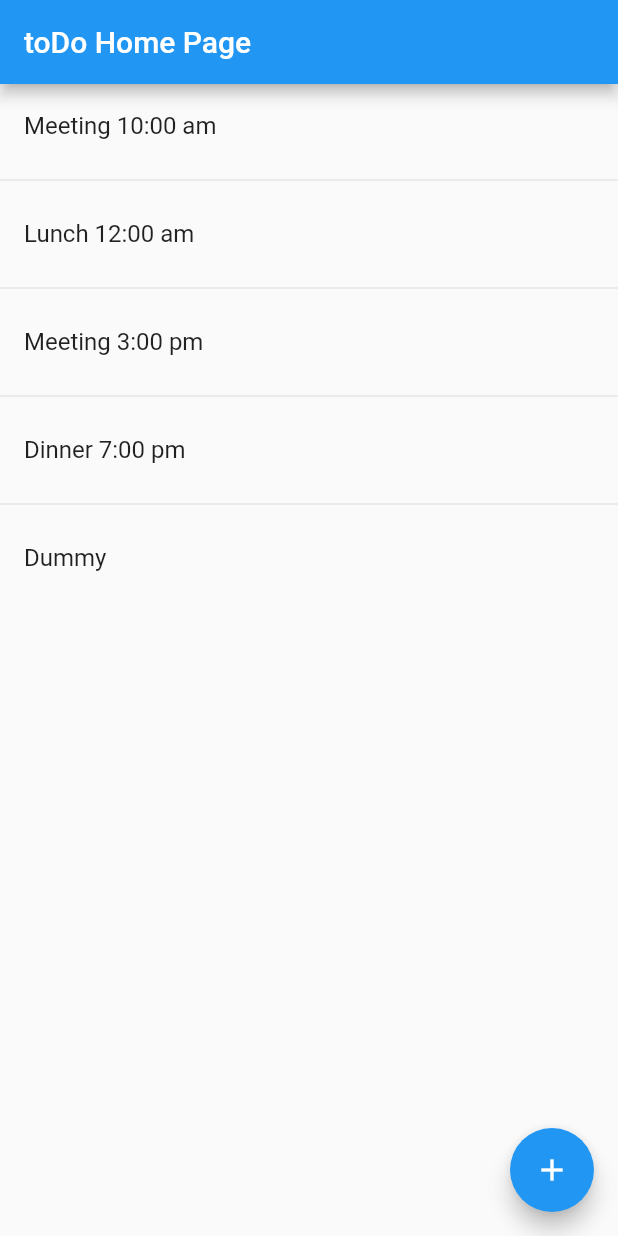
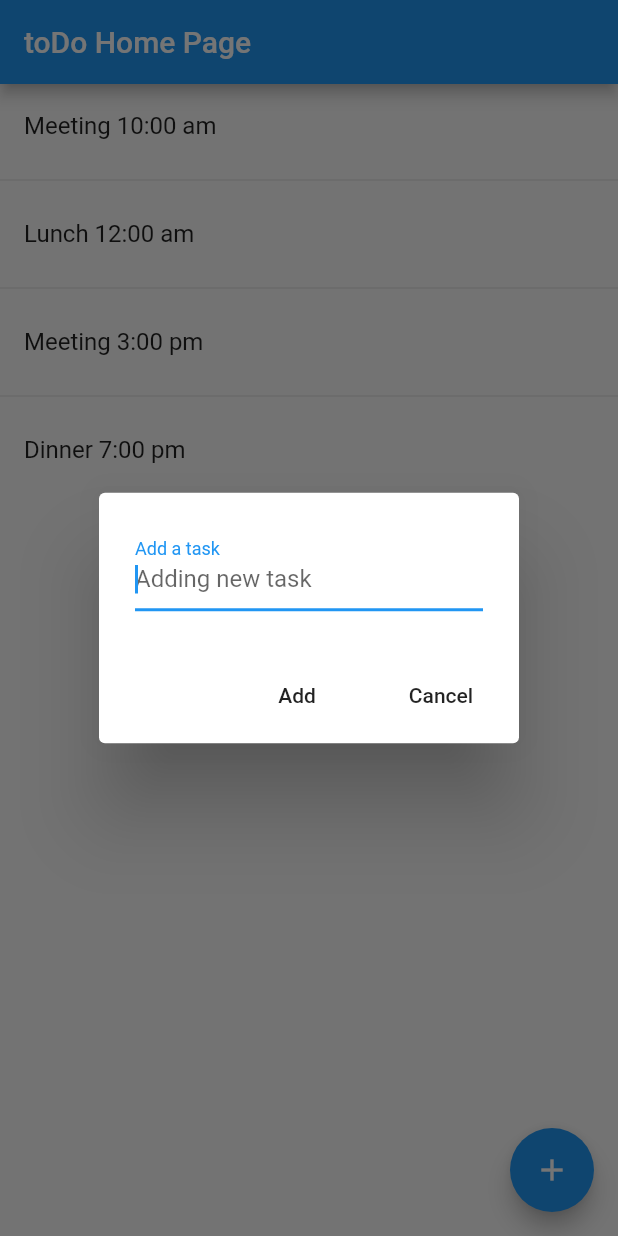
Before and after one commit to jgookang/toDo, a Flutter app: the screen it shows after launch, after a tap on the "add" icon, on a phone screen of 412 x 824 dp. Run offline on Flutter 3.47's test engine with Material 2 defaults, Android fonts, the phone set to English and light mode, and no system bars.

Commit message:
create task

```diff
--- a/lib/main.dart
+++ b/lib/main.dart
@@ -50,17 +50,38 @@ class MyHomePage extends StatefulWidget {
 }
 
 class _MyHomePageState extends State<MyHomePage> {
-  int _counter = 0;
-
-  void _addTodo() {
-    setState(() {
-      // This call to setState tells the Flutter framework that something has
-      // changed in this State, which causes it to rerun the build method below
-      // so that the display can reflect the updated values. If we changed
-      // _counter without calling setState(), then the build method would not be
-      // called again, and so nothing would appear to happen.
-      _toDos.add(ToDoItem(title:'Dummy'));
-   });
+  final _textEditingController = TextEditingController();
+  _addTask() async {
+    await showDialog<String>(
+        context: context,
+        child: new _ModalWidget(
+            child: new AlertDialog(
+              content: new Row(
+                children: <Widget>[
+                  new Expanded(
+                      child: new TextField(
+                        controller: _textEditingController,
+                        autofocus: true,
+                        decoration: new InputDecoration(labelText: 'Add a task', hintText: 'Adding new task')))
+                ]
+              ),
+              actions: <Widget>[
+                new FlatButton(
+                    onPressed: () async {
+                      setState(() {
+                        print ( _textEditingController.text);
+                        _toDos.add(ToDoItem(title: _textEditingController.text));
+                      });
+                      Navigator.pop(context);
+                      },
+                    child: const Text('Add')),
+                new FlatButton(
+                    onPressed: () { Navigator.pop(context); },
+                    child: const Text('Cancel'))
+              ],
+            )
+        ),
+    );
   }
 
   @override
@@ -78,7 +99,7 @@ class _MyHomePageState extends State<MyHomePage> {
         title: Text(widget.title),
       ),
       body: ListView.separated(
-          itemBuilder: (context, index){
+          itemBuilder: (context, index) {
             final toDo = _toDos[index].title;
             return Dismissible(
               // Show a red background as the item is swiped away.
@@ -88,8 +109,7 @@ class _MyHomePageState extends State<MyHomePage> {
                 setState(() {
                   _toDos.removeAt(index);
                 });
-                Scaffold
-                    .of(context)
+                Scaffold.of(context)
                     .showSnackBar(SnackBar(content: Text("$toDo Done")));
               },
               child: ListTile(
@@ -97,12 +117,13 @@ class _MyHomePageState extends State<MyHomePage> {
               ),
             );
           },
-          separatorBuilder: (context, index){
+          separatorBuilder: (context, index) {
             return Divider();
-          }, itemCount: _toDos.length),
+          },
+          itemCount: _toDos.length),
       floatingActionButton: FloatingActionButton(
-        onPressed: _addTodo,
-        tooltip: 'Add toDo',
+        onPressed: _addTask,
+        tooltip: 'Add a task',
         child: Icon(Icons.add),
       ),
       // This trailing comma makes auto-formatting nicer for build methods.
@@ -110,14 +131,31 @@ class _MyHomePageState extends State<MyHomePage> {
   }
 }
 
+class _ModalWidget extends StatelessWidget {
+  final Widget child;
+
+  _ModalWidget({Key key, this.child}) : super(key: key);
+
+  @override
+  Widget build(BuildContext context) {
+    // TODO: implement build
+    final mediaQuery = MediaQuery.of(context);
+    return new AnimatedContainer(
+        duration: const Duration(microseconds: 300),
+        padding: mediaQuery.viewInsets,
+        child: child);
+  }
+}
+
 class ToDoItem {
   const ToDoItem({this.title});
+
   final String title;
 }
 
 final List<ToDoItem> _toDos = <ToDoItem>[
-  ToDoItem(title:'Meeting 10:00 am'),
-  ToDoItem(title:'Lunch 12:00 am'),
-  ToDoItem(title:'Meeting 3:00 pm'),
-  ToDoItem(title:'Dinner 7:00 pm'),
+  ToDoItem(title: 'Meeting 10:00 am'),
+  ToDoItem(title: 'Lunch 12:00 am'),
+  ToDoItem(title: 'Meeting 3:00 pm'),
+  ToDoItem(title: 'Dinner 7:00 pm'),
 ];
```
Also changed, not shown: 1 other file.
